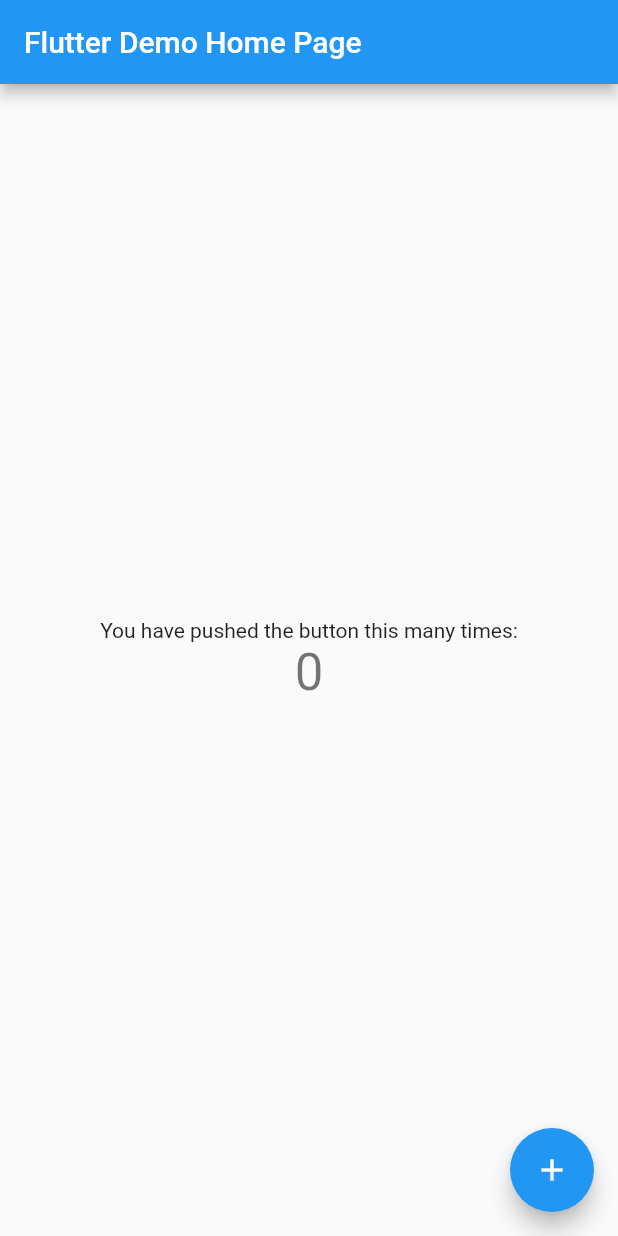
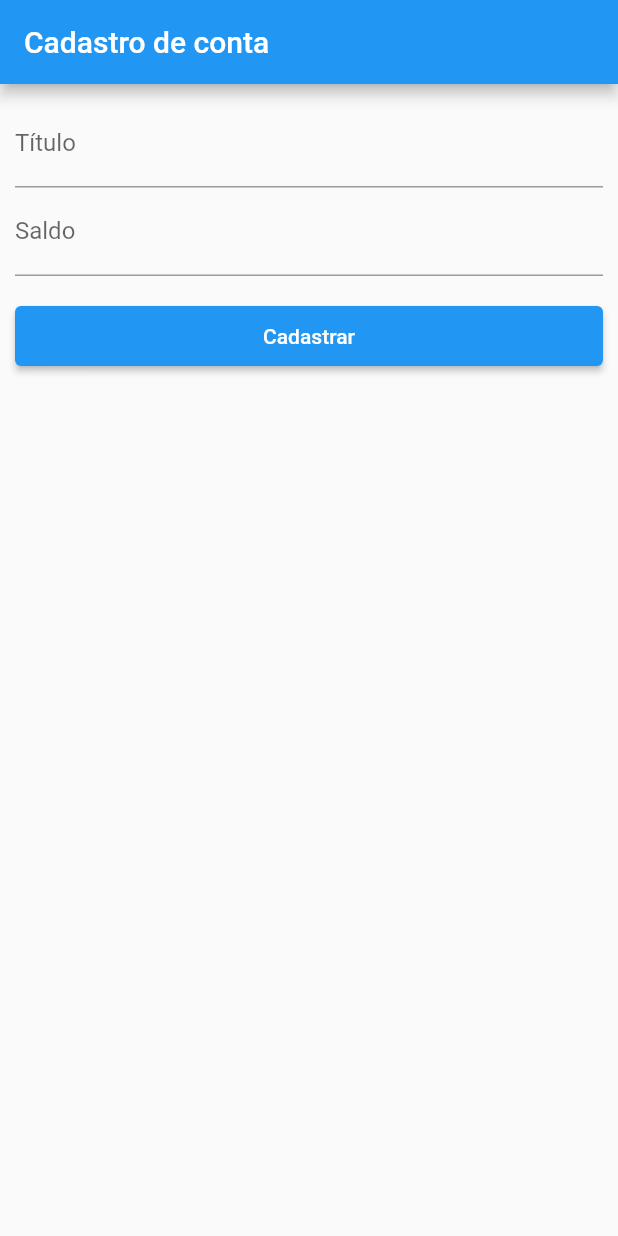
Before and after one commit to jairofilho79/my_contas, a Flutter app: the screen it shows after launch, on a phone screen of 412 x 824 dp. Run offline on Flutter 3.47's test engine with Material 2 defaults, Android fonts, the phone set to English and light mode, and no system bars.

Commit message:
creating cadastrar conta screen

```diff
--- a/lib/main.dart
+++ b/lib/main.dart
@@ -1,115 +1,16 @@
 import 'package:flutter/material.dart';
+import 'package:my_contas/screens/cadastrar_conta/cadastrar_conta_screen.dart';
 
-void main() {
-  runApp(const MyApp());
-}
+void main() => runApp(const Main());
 
-class MyApp extends StatelessWidget {
-  const MyApp({Key? key}) : super(key: key);
+class Main extends StatelessWidget {
+  const Main({Key? key}) : super(key: key);
 
-  // This widget is the root of your application.
   @override
   Widget build(BuildContext context) {
     return MaterialApp(
-      title: 'Flutter Demo',
-      theme: ThemeData(
-        // This is the theme of your application.
-        //
-        // Try running your application with "flutter run". You'll see the
-        // application has a blue toolbar. Then, without quitting the app, try
-        // changing the primarySwatch below to Colors.green and then invoke
-        // "hot reload" (press "r" in the console where you ran "flutter run",
-        // or simply save your changes to "hot reload" in a Flutter IDE).
-        // Notice that the counter didn't reset back to zero; the application
-        // is not restarted.
-        primarySwatch: Colors.blue,
-      ),
-      home: const MyHomePage(title: 'Flutter Demo Home Page'),
+      debugShowCheckedModeBanner: false,
+      home: CadastrarContaScreen(),
     );
   }
 }
-
-class MyHomePage extends StatefulWidget {
-  const MyHomePage({Key? key, required this.title}) : super(key: key);
-
-  // This widget is the home page of your application. It is stateful, meaning
-  // that it has a State object (defined below) that contains fields that affect
-  // how it looks.
-
-  // This class is the configuration for the state. It holds the values (in this
-  // case the title) provided by the parent (in this case the App widget) and
-  // used by the build method of the State. Fields in a Widget subclass are
-  // always marked "final".
-
-  final String title;
-
-  @override
-  State<MyHomePage> createState() => _MyHomePageState();
-}
-
-class _MyHomePageState extends State<MyHomePage> {
-  int _counter = 0;
-
-  void _incrementCounter() {
-    setState(() {
-      // This call to setState tells the Flutter framework that something has
-      // changed in this State, which causes it to rerun the build method below
-      // so that the display can reflect the updated values. If we changed
-      // _counter without calling setState(), then the build method would not be
-      // called again, and so nothing would appear to happen.
-      _counter++;
-    });
-  }
-
-  @override
-  Widget build(BuildContext context) {
-    // This method is rerun every time setState is called, for instance as done
-    // by the _incrementCounter method above.
-    //
-    // The Flutter framework has been optimized to make rerunning build methods
-    // fast, so that you can just rebuild anything that needs updating rather
-    // than having to individually change instances of widgets.
-    return Scaffold(
-      appBar: AppBar(
-        // Here we take the value from the MyHomePage object that was created by
-        // the App.build method, and use it to set our appbar title.
-        title: Text(widget.title),
-      ),
-      body: Center(
-        // Center is a layout widget. It takes a single child and positions it
-        // in the middle of the parent.
-        child: Column(
-          // Column is also a layout widget. It takes a list of children and
-          // arranges them vertically. By default, it sizes itself to fit its
-          // children horizontally, and tries to be as tall as its parent.
-          //
-          // Invoke "debug painting" (press "p" in the console, choose the
-          // "Toggle Debug Paint" action from the Flutter Inspector in Android
-          // Studio, or the "Toggle Debug Paint" command in Visual Studio Code)
-          // to see the wireframe for each widget.
-          //
-          // Column has various properties to control how it sizes itself and
-          // how it positions its children. Here we use mainAxisAlignment to
-          // center the children vertically; the main axis here is the vertical
-          // axis because Columns are vertical (the cross axis would be
-          // horizontal).
-          mainAxisAlignment: MainAxisAlignment.center,
-          children: <Widget>[
-            const Text(
-              'You have pushed the button this many times:',
-            ),
-            Text(
-              '$_counter',
-              style: Theme.of(context).textTheme.headline4,
-            ),
-          ],
-        ),
-      ),
-      floatingActionButton: FloatingActionButton(
-        onPressed: _incrementCounter,
-        tooltip: 'Increment',
-        child: const Icon(Icons.add),
-      ), // This trailing comma makes auto-formatting nicer for build methods.
-    );
-  }
-}
--- /dev/null
+++ b/lib/screens/cadastrar_conta/cadastrar_conta_screen.dart
@@ -0,0 +1,54 @@
+import 'package:flutter/material.dart';
+
+class CadastrarContaScreen extends StatelessWidget {
+  final _tituloController = TextEditingController();
+  final _saldoController = TextEditingController();
+
+  CadastrarContaScreen({Key? key}) : super(key: key);
+
+  @override
+  Widget build(BuildContext context) {
+    return Scaffold(
+      appBar: AppBar(
+          title: const Text('Cadastro de conta'), backgroundColor: Colors.blue),
+      body: SingleChildScrollView(
+        child: Padding(
+          padding: const EdgeInsets.all(10),
+          child: Form(
+            child: Column(
+              children: [
+                TextFormField(
+                  controller: _tituloController,
+                  keyboardType: TextInputType.text,
+                  decoration: const InputDecoration(labelText: 'Título'),
+                ),
+                TextFormField(
+                  controller: _saldoController,
+                  keyboardType: TextInputType.number,
+                  decoration: const InputDecoration(labelText: 'Saldo'),
+                ),
+                Padding(
+                  padding: const EdgeInsets.symmetric(vertical: 20),
+                  // ignore: sized_box_for_whitespace
+                  child: Container(
+                    height: 40,
+                    width: double.infinity,
+                    child: ElevatedButton(
+                      style: ButtonStyle(
+                          backgroundColor:
+                              MaterialStateProperty.all<Color>(Colors.blue)),
+                      child: const Text('Cadastrar'),
+                      onPressed: () {
+                        print(_saldoController.text);
+                      },
+                    ),
+                  ),
+                )
+              ],
+            ),
+          ),
+        ),
+      ),
+    );
+  }
+}
```
Also changed, not shown: 1 other file.
